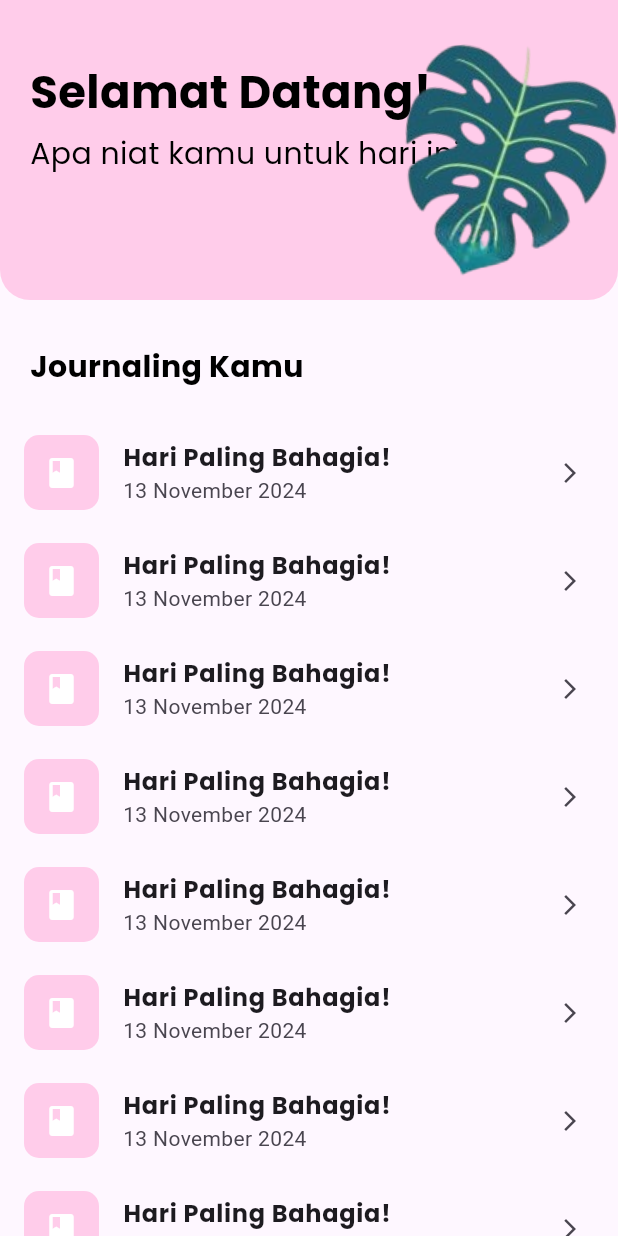
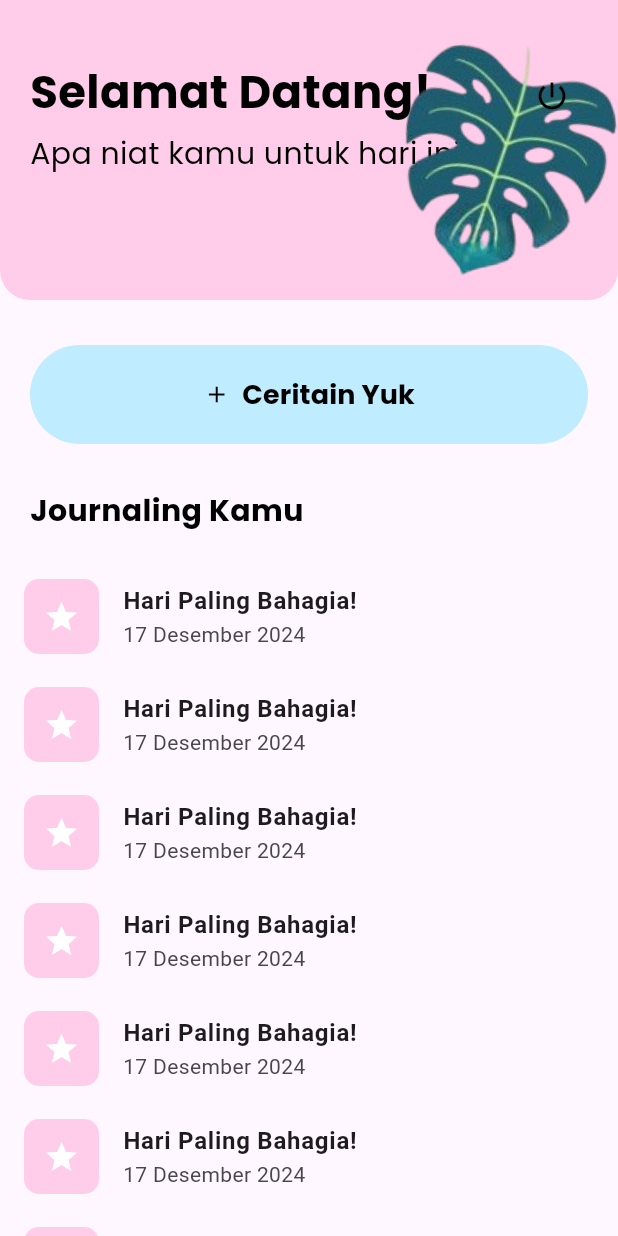
Before and after one commit to dirch4/JournEase, a Flutter app: the Home screen opened directly, on a phone screen of 412 x 824 dp. Run offline on Flutter 3.47's test engine with Material 3 defaults, Android fonts, the phone set to English and light mode, and no system bars; our stand-ins replace google_fonts.

Commit message:
add alert button

```diff
--- a/lib/pages/home.dart
+++ b/lib/pages/home.dart
@@ -1,17 +1,86 @@
 import 'package:flutter/material.dart';
 import 'package:google_fonts/google_fonts.dart';
 import 'package:jurnease/core/constants/color.dart';
-import 'detail.dart';
+import 'package:jurnease/pages/addjournal.dart';
+import 'package:jurnease/pages/splashscreen.dart';
 
 class Home extends StatelessWidget {
   const Home({super.key});
+
+  // Fungsi untuk menampilkan dialog "Off"
+  void showOffAlert(BuildContext context) {
+    showDialog(
+      context: context,
+      builder: (BuildContext context) {
+        return AlertDialog(
+          shape: RoundedRectangleBorder(
+            borderRadius: BorderRadius.circular(20),
+          ),
+          backgroundColor: Colors.pink[200],
+          content: Column(
+            mainAxisSize: MainAxisSize.min,
+            children: [
+              Text(
+                'Yakin Mau Off?',
+                style: TextStyle(
+                  fontSize: 24,
+                  fontWeight: FontWeight.bold,
+                ),
+              ),
+              SizedBox(height: 20),
+              Row(
+                mainAxisAlignment: MainAxisAlignment.spaceEvenly,
+                children: [
+                  // Tombol "iya nih"
+                            ElevatedButton(
+                              style: ElevatedButton.styleFrom(
+                                backgroundColor: Colors.white,  // Gunakan backgroundColor
+                                foregroundColor: Colors.black,   // Gunakan foregroundColor
+                                shape: RoundedRectangleBorder(
+                                  borderRadius: BorderRadius.circular(20),
+                                  side: BorderSide(color: Colors.black),
+                                ),
+                              ),
+                              onPressed: () {
+                                Navigator.of(context).pushReplacement(
+                                  MaterialPageRoute(
+                                    builder: (context) => const Splashscreen(),
+                                  ),
+                                );
+                              },
+                              child: Text('iya nih'),
+                            ),
+
+                            // Tombol "gajadi deh"
+                            ElevatedButton(
+                              style: ElevatedButton.styleFrom(
+                                backgroundColor: Colors.white,   // Gunakan backgroundColor
+                                foregroundColor: Colors.black,   // Gunakan foregroundColor
+                                shape: RoundedRectangleBorder(
+                                  borderRadius: BorderRadius.circular(20),
+                                  side: BorderSide(color: Colors.black),
+                                ),
+                              ),
+                              onPressed: () {
+                                Navigator.of(context).pop();
+                              },
+                              child: Text('gajadi deh'),
+                            ),
+
+                ],
+              ),
+            ],
+          ),
+        );
+      },
+    );
+  }
 
   @override
   Widget build(BuildContext context) {
     return Scaffold(
       body: Column(
         children: [
-          // Header
           Container(
             height: 200.0,
             width: double.infinity,
@@ -26,6 +95,7 @@ class Home extends StatelessWidget {
               children: [
                 Column(
                   mainAxisAlignment: MainAxisAlignment.start,
+                  mainAxisSize: MainAxisSize.min,
                   crossAxisAlignment: CrossAxisAlignment.start,
                   children: [
                     Padding(
@@ -70,16 +140,63 @@ class Home extends StatelessWidget {
                     ),
                   ),
                 ),
+                // Tombol "Off" di kanan atas
+                Positioned(
+                  top: 40,
+                  right: 20,
+                  child: IconButton(
+                    icon: const Icon(Icons.power_settings_new),
+                    color: Colors.black,
+                    onPressed: () {
+                      showOffAlert(context);
+                    },
+                  ),
+                ),
               ],
             ),
           ),
-
           const SizedBox(height: 30),
-
-          // Journaling List Title
+          // Button tambah jurnal
+          Container(
+            margin: const EdgeInsets.symmetric(horizontal: 20.0),
+            width: double.infinity,
+            child: ElevatedButton.icon(
+              onPressed: () {
+                Navigator.push(
+                  context,
+                  MaterialPageRoute(builder: (context) => const Addjournal()),
+                );
+              },
+              icon: const Icon(
+                Icons.add,
+                color: Colors.black,
+              ),
+              label: Text(
+                'Ceritain Yuk',
+                style: GoogleFonts.poppins(
+                  textStyle: const TextStyle(
+                    fontSize: 18.0,
+                    fontWeight: FontWeight.bold,
+                    color: Colors.black,
+                  ),
+                ),
+              ),
+              style: ElevatedButton.styleFrom(
+                backgroundColor: Appcolors.primary,
+                elevation: 0,
+                shape: RoundedRectangleBorder(
+                  borderRadius: BorderRadius.circular(50.0),
+                ),
+                padding: const EdgeInsets.symmetric(vertical: 20.0),
+              ),
+            ),
+          ),
+          const SizedBox(height: 30),
+          Row(
+            mainAxisAlignment: MainAxisAlignment.spaceBetween,
+            children: [
               Container(
                 margin: const EdgeInsets.only(left: 20.0),
-            alignment: Alignment.centerLeft,
                 child: Text(
                   "Journaling Kamu",
                   style: GoogleFonts.poppins(
@@ -91,32 +208,14 @@ class Home extends StatelessWidget {
                   ),
                 ),
               ),
+            ],
+          ),
           const SizedBox(height: 20),
-
-          // Journaling List
           Expanded(
             child: ListView.builder(
               itemCount: 10,
               itemBuilder: (context, index) {
-                // Dummy Data
-                String title = "Hari Paling Bahagia!";
-                String date = "13 November 2024";
-                String content =
-                    "Hari ini adalah hari yang paling membahagiakan dalam hidupku. Pagi dimulai dengan kejutan kecil dari sahabatku yang datang membawa kue favoritku, lengkap dengan ucapan penuh kehangatan. Kami menghabiskan hari dengan tawa, mengenang momen-momen indah, dan berbagi cerita tanpa henti. Saat matahari terbenam, kami berkumpul di tepi pantai, menyaksikan langit berubah warna dan merasa begitu damai.";
-
                 return ListTile(
-                  onTap: () {
-                    Navigator.push(
-                      context,
-                      MaterialPageRoute(
-                        builder: (context) => DetailPage(
-                          title: title,
-                          date: date,
-                          content: content,
-                        ),
-                      ),
-                    );
-                  },
                   leading: Container(
                     width: 50,
                     height: 50,
@@ -125,20 +224,15 @@ class Home extends StatelessWidget {
                       borderRadius: BorderRadius.circular(10),
                     ),
                     child: const Icon(
-                      Icons.book,
+                      Icons.star,
                       color: Colors.white,
                     ),
                   ),
-                  title: Text(
-                    title,
-                    style: GoogleFonts.poppins(
-                      textStyle: const TextStyle(
-                        fontWeight: FontWeight.bold,
+                  title: const Text(
+                    "Hari Paling Bahagia!",
+                    style: TextStyle(fontWeight: FontWeight.bold),
                   ),
-                    ),
-                  ),
-                  subtitle: Text(date),
-                  trailing: const Icon(Icons.arrow_forward_ios, size: 16),
+                  subtitle: const Text("17 Desember 2024"),
                 );
               },
             ),
--- a/lib/pages/onboarding.dart
+++ b/lib/pages/onboarding.dart
@@ -2,6 +2,7 @@ import 'package:flutter/material.dart';
 import 'package:google_fonts/google_fonts.dart';
 import 'package:jurnease/core/constants/color.dart';
 import 'package:jurnease/pages/home.dart';
+import 'package:jurnease/pages/loginpage.dart';
 
 class Onboarding extends StatelessWidget {
   const Onboarding({super.key});
@@ -135,7 +136,7 @@ class Onboarding extends StatelessWidget {
             child: OutlinedButton(
               onPressed: () {
                 Navigator.push(context,
-                MaterialPageRoute(builder: (context) => const Home()),
+                MaterialPageRoute(builder: (context) => const LoginPage()),
                 );
               },
               style: OutlinedButton.styleFrom(
```
Lines whose indentation alone changed are shown as unchanged.
